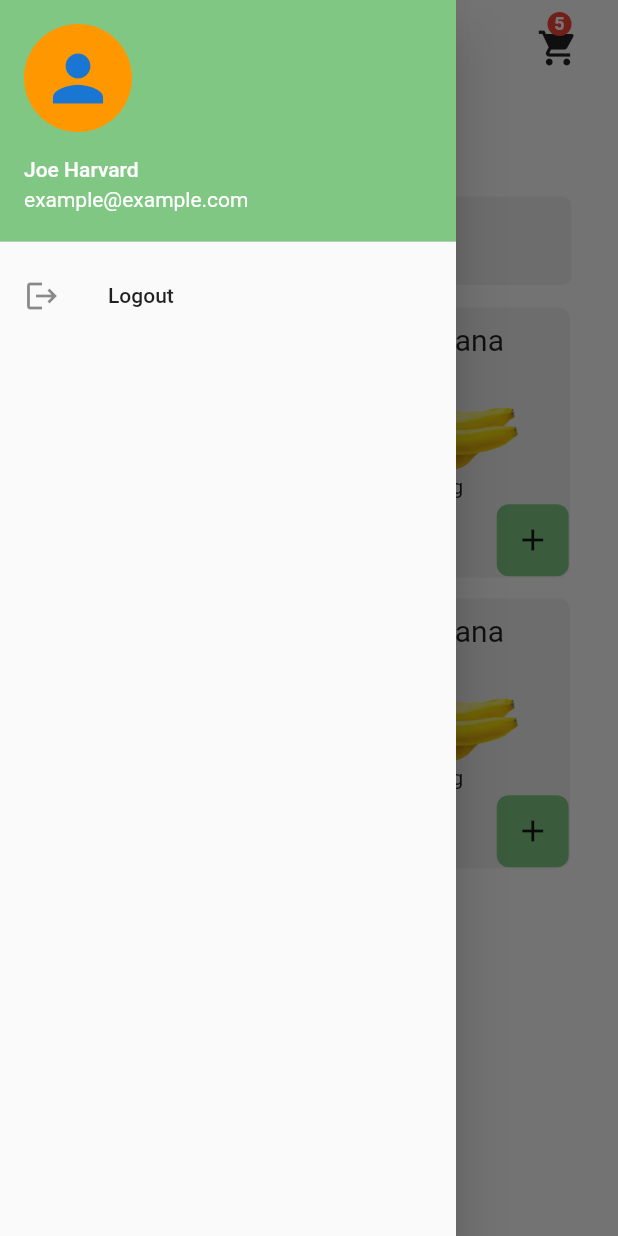
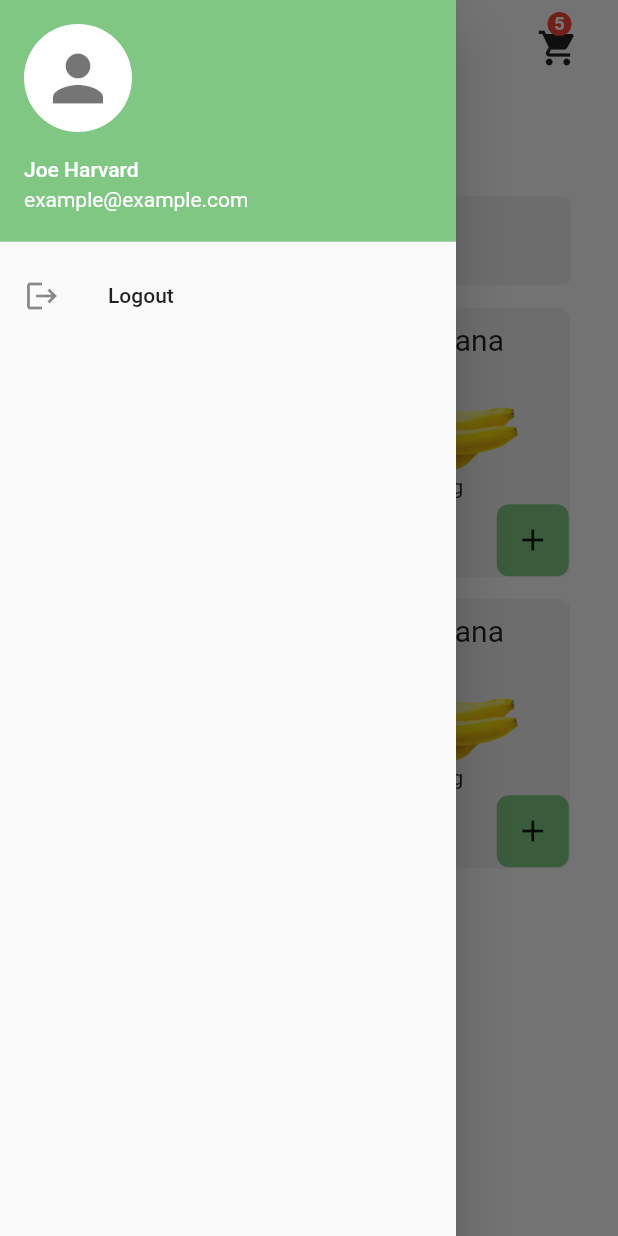
Before and after one commit to Shubbair/Fresh-Garden-App, a Flutter app: the DataScreen screen opened by its route, with the side drawer open, on a phone screen of 412 x 824 dp. Run offline on Flutter 3.47's test engine with Material 2 defaults, Android fonts, the phone set to English and light mode, and no system bars; Roboto replaces fonts that are missing (WorkSansLight).

Commit message:
another one

```diff
--- a/lib/categiory.dart
+++ b/lib/categiory.dart
@@ -20,8 +20,8 @@ class DataScreen extends StatelessWidget {
               accountName: Text("Joe Harvard"),
               accountEmail: Text("example@example.com"),
               currentAccountPicture: CircleAvatar(
-                backgroundColor: Colors.orange,
-                child: Icon(Icons.person,size: 50,),
+                backgroundColor: Colors.white,
+                child: Icon(Icons.person,size: 50,color: Colors.black54,),
               ),
 
             ),
```
